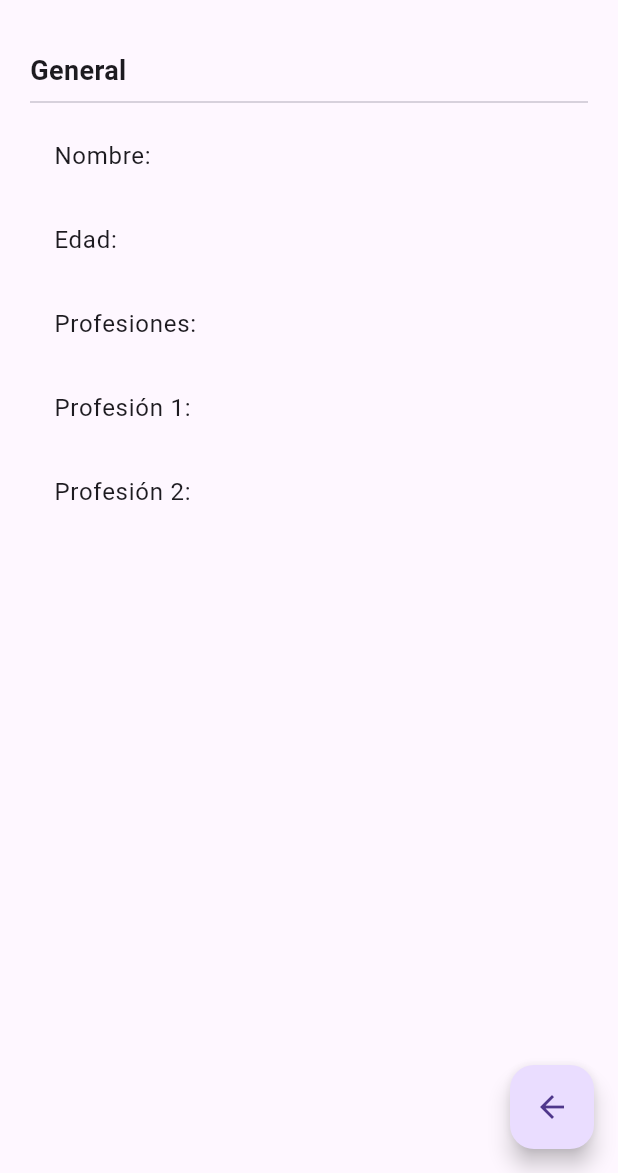
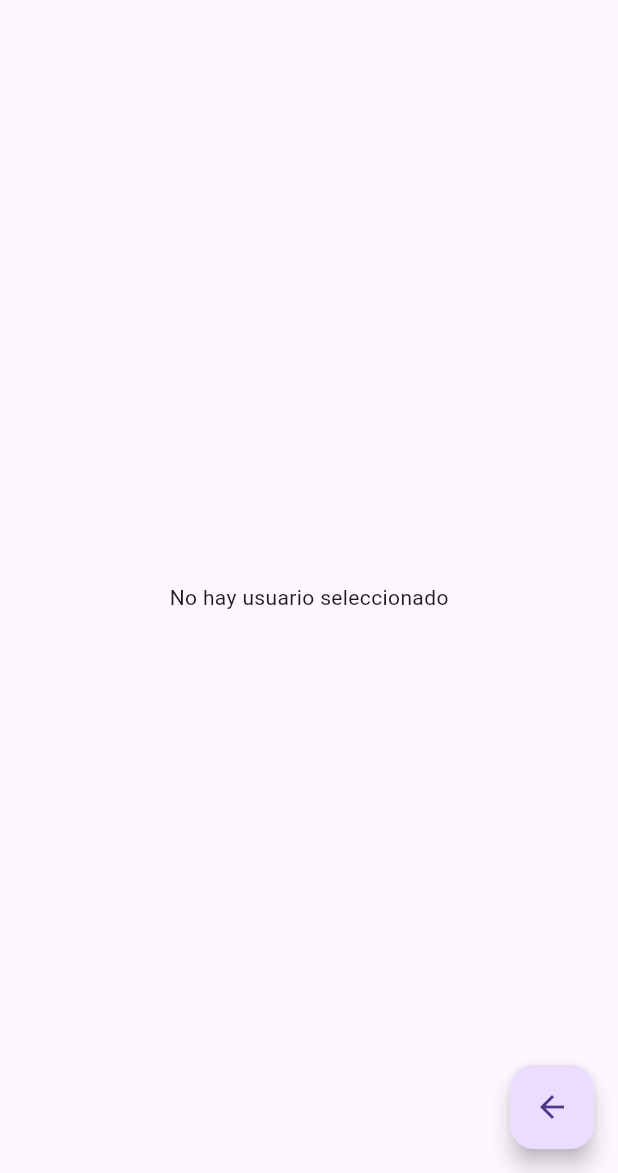
Before and after one commit to vogelFritz/estados_app, a Flutter app: the screen it shows after launch, on a phone screen of 412 x 824 dp, the part 63-1236 px from its top. Run offline on Flutter 3.47's test engine with Material 3 defaults, Android fonts, the phone set to English and light mode, and no system bars; our stand-ins replace get.

Commit message:
fin sección 15

```diff
--- /dev/null
+++ b/lib/controllers/usuario_controller.dart
@@ -0,0 +1,28 @@
+import 'package:estados_app/models/usuario.dart';
+import 'package:get/get.dart';
+
+class UsuarioController extends GetxController {
+  var usuarioExiste = false.obs;
+  var usuario = Usuario().obs;
+
+  int get numProfesiones {
+    return usuario.value.profesiones.length + 1;
+  }
+
+  void cargarUsuario(Usuario u) {
+    usuarioExiste.value = true;
+    usuario.value = u;
+  }
+
+  void cambiarEdad(int edad) {
+    usuario.update((usuario) {
+      usuario!.edad = edad;
+    });
+  }
+
+  void agregarProfesion(String profesion) {
+    usuario.update((usuario) {
+      usuario!.profesiones = [...usuario.profesiones, profesion];
+    });
+  }
+}
--- a/lib/main.dart
+++ b/lib/main.dart
@@ -1,6 +1,8 @@
 import 'package:estados_app/pages/pagina1_page.dart';
 import 'package:estados_app/pages/pagina2_page.dart';
 import 'package:flutter/material.dart';
+import 'package:get/get_navigation/src/root/get_material_app.dart';
+import 'package:get/get_navigation/src/routes/get_route.dart';
 
 void main() {
   runApp(const MainApp());
@@ -11,13 +13,17 @@ class MainApp extends StatelessWidget {
 
   @override
   Widget build(BuildContext context) {
-    return MaterialApp(
+    return GetMaterialApp(
       debugShowCheckedModeBanner: false,
       initialRoute: 'pagina1',
-      routes: {
-        'pagina1': (_) => const Pagina1Page(),
-        'pagina2': (_) => const Pagina2Page(),
-      },
+      //routes: {
+      //  'pagina1': (_) => const Pagina1Page(),
+      //  'pagina2': (_) => const Pagina2Page(),
+      //},
+      getPages: [
+        GetPage(name: '/pagina1', page: () => const Pagina1Page()),
+        GetPage(name: '/pagina2', page: () => const Pagina2Page()),
+      ],
     );
   }
 }
--- a/lib/models/usuario.dart
+++ b/lib/models/usuario.dart
@@ -1,11 +1,11 @@
 class Usuario {
-  String nombre;
-  int edad;
+  String? nombre;
+  int? edad;
   List<String> profesiones;
 
   Usuario({
-    required this.nombre,
-    required this.edad,
-    required this.profesiones,
+    this.nombre,
+    this.edad,
+    this.profesiones = const [],
   });
 }
--- a/lib/pages/pagina1_page.dart
+++ b/lib/pages/pagina1_page.dart
@@ -1,16 +1,27 @@
+import 'package:estados_app/controllers/usuario_controller.dart';
+import 'package:estados_app/models/usuario.dart';
 import 'package:flutter/material.dart';
+import 'package:get/get.dart';
 
 class Pagina1Page extends StatelessWidget {
   const Pagina1Page({super.key});
 
   @override
   Widget build(BuildContext context) {
+    final usuarioController = Get.put(UsuarioController());
     return Scaffold(
       appBar: AppBar(title: const Text('Página 1')),
-      body: InformacionUsuario(),
+      body: Obx(() => usuarioController.usuarioExiste.value
+          ? _InformacionUsuario(usuarioController.usuario.value)
+          : const _NoInfo()),
       floatingActionButton: FloatingActionButton(
         onPressed: () {
-          Navigator.pushNamed(context, 'pagina2');
+          //Navigator.pushNamed(context, 'pagina2');
+          //Get.to(const Pagina2Page());
+          Get.toNamed('pagina2', arguments: {
+            'nombre': 'Juan',
+            'edad': 3423,
+          });
         },
         child: const Icon(Icons.arrow_back_sharp),
       ),
@@ -18,23 +29,34 @@ class Pagina1Page extends StatelessWidget {
   }
 }
 
-class InformacionUsuario extends StatelessWidget {
+class _NoInfo extends StatelessWidget {
+  const _NoInfo();
+
+  @override
+  Widget build(BuildContext context) {
+    return const Center(child: Text('No hay usuario seleccionado'));
+  }
+}
+
+class _InformacionUsuario extends StatelessWidget {
+  final Usuario usuario;
+  const _InformacionUsuario(this.usuario);
   @override
   Widget build(BuildContext context) {
     return Container(
       height: double.infinity,
       width: double.infinity,
       padding: const EdgeInsets.all(20),
-      child:
-          const Column(crossAxisAlignment: CrossAxisAlignment.start, children: [
-        Text('General',
+      child: Column(crossAxisAlignment: CrossAxisAlignment.start, children: [
+        const Text('General',
             style: TextStyle(fontSize: 18, fontWeight: FontWeight.bold)),
-        Divider(),
-        ListTile(title: Text('Nombre: ')),
-        ListTile(title: Text('Edad: ')),
-        ListTile(title: Text('Profesiones: ')),
-        ListTile(title: Text('Profesión 1: ')),
-        ListTile(title: Text('Profesión 2: ')),
+        const Divider(),
+        ListTile(title: Text('Nombre: ${usuario.nombre}')),
+        ListTile(title: Text('Edad: ${usuario.edad}')),
+        const ListTile(title: Text('Profesiones: ')),
+        ...usuario.profesiones
+            .map((profesion) => ListTile(title: Text(profesion)))
+            .toList(),
       ]),
     );
   }
--- a/pubspec.yaml
+++ b/pubspec.yaml
@@ -9,11 +9,12 @@ environment:
 dependencies:
   flutter:
     sdk: flutter
+  get: ^4.6.6
 
 dev_dependencies:
+  flutter_lints: ^2.0.0
   flutter_test:
     sdk: flutter
-  flutter_lints: ^2.0.0
 
 flutter:
   uses-material-design: true
```
Also changed, not shown: lib/pages/pagina2_page.dart (+38 -3 lines), pubspec.lock.
